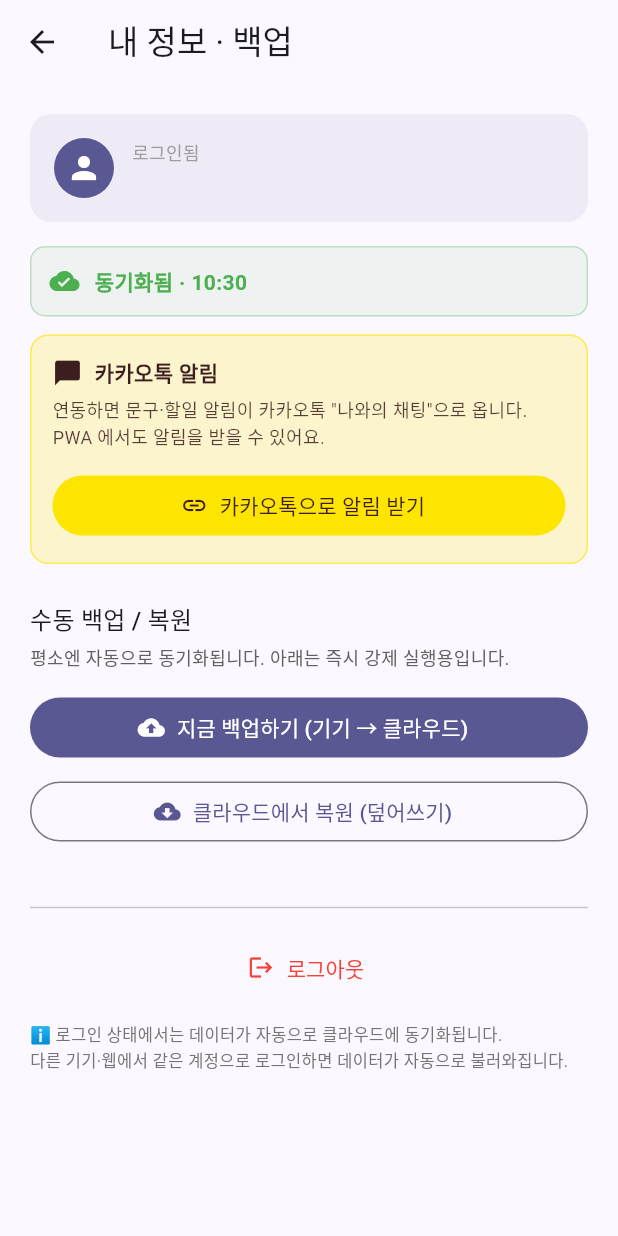
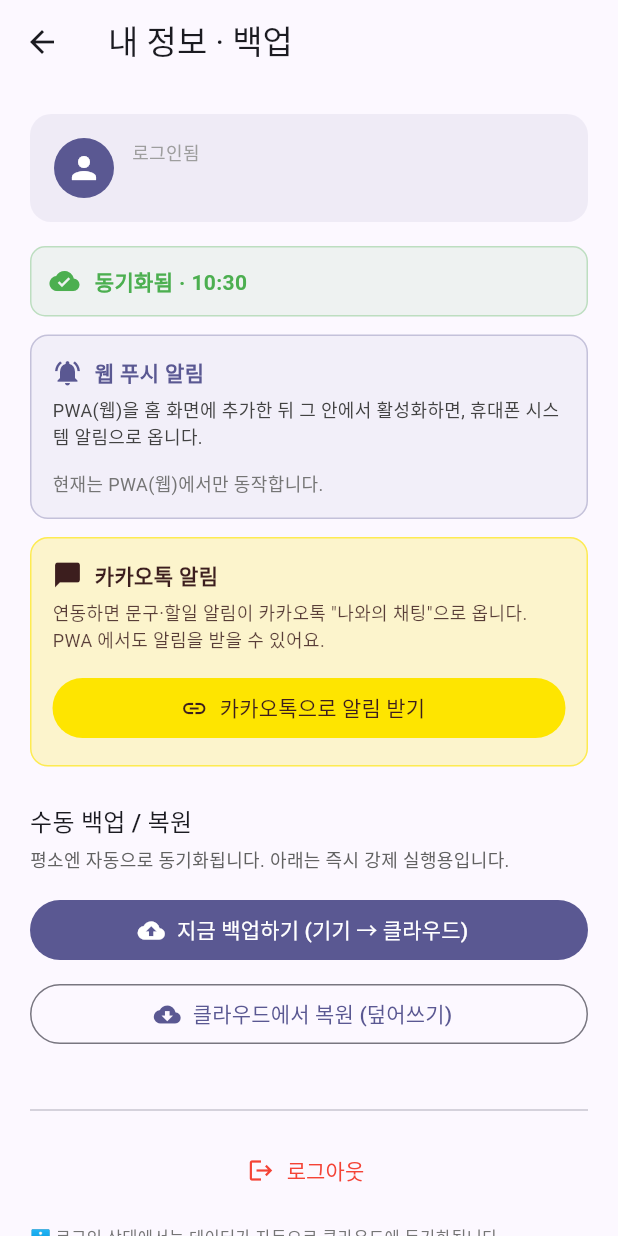
Before and after one commit to hongsytop-tech/Mobile-Application-Maker, a Flutter app: the ProfileScreen screen opened directly, on a phone screen of 412 x 824 dp. Run offline on Flutter 3.47's test engine with Material 3 defaults, Android fonts, the phone set to English and light mode, and no system bars; our stand-ins replace cached_network_image, dio, fl_chart, flutter_dotenv, flutter_local_notifications, flutter_riverpod and 7 more; missing offline and left inert: dart:html; accounts and stored records are empty; network calls fail; Roboto replaces fonts that are missing (Pretendard).

Commit message:
feat(push): Web Push (VAPID) 알림 Phase 1
- 0005_web_push_subscriptions.sql: 구독 정보 저장 + RLS
- Edge Function web-push: public_key 반환 + send_test
- Service Worker 에 push/notificationclick 핸들러 추가 (deploy-web.yml 패치)
- WebPushService: 권한 요청 → 구독 → Supabase upsert → 테스트 전송
- WebPushCard: 마이페이지에서 활성/비활성/테스트 토글

이후 Phase 2 에서 스케줄러로 문구·할일 알림과 통합 예정.

Co-Authored-By: Claude Opus 4.8 (1M context) <noreply@anthropic.com>
Claude-Session: https://claude.ai/code/session_01J9JidPyfWbQsXGrUqBUrL3

```diff
--- a/lib/features/auth/screens/profile_screen.dart
+++ b/lib/features/auth/screens/profile_screen.dart
@@ -3,6 +3,7 @@ import 'package:flutter_riverpod/flutter_riverpod.dart';
 
 import '../../diary/providers/diary_providers.dart';
 import '../../kakao/widgets/kakao_link_card.dart';
+import '../../push/widgets/web_push_card.dart';
 import '../../quotes/providers/quote_providers.dart';
 import '../../reading/providers/book_providers.dart';
 import '../../todo/providers/todo_providers.dart';
@@ -173,6 +174,8 @@ class _ProfileScreenState extends ConsumerState<ProfileScreen> {
               const SizedBox(height: 16),
               const _AutoSyncCard(),
               const SizedBox(height: 12),
+              const WebPushCard(),
+              const SizedBox(height: 12),
               const KakaoLinkCard(),
               const SizedBox(height: 24),
               Text('수동 백업 / 복원',
--- /dev/null
+++ b/lib/features/push/services/web_push_platform_stub.dart
@@ -0,0 +1,6 @@
+/// 비-웹 stub.
+Future<bool> isPushSupported() async => false;
+Future<String> currentPermission() async => 'unsupported';
+Future<Map<String, String>?> subscribe(String vapidPublicBase64) async => null;
+Future<bool> unsubscribe() async => false;
+Future<bool> hasActiveSubscription() async => false;
--- /dev/null
+++ b/lib/features/push/services/web_push_service.dart
@@ -0,0 +1,117 @@
+import 'package:flutter/foundation.dart';
+
+import '../../auth/services/supabase_service.dart';
+import 'web_push_platform_stub.dart'
+    if (dart.library.html) 'web_push_platform_web.dart' as platform;
+
+class WebPushService {
+  /// 현재 브라우저에서 Web Push 가 가능한지.
+  static Future<bool> isSupported() async {
+    if (!kIsWeb) return false;
+    return platform.isPushSupported();
+  }
+
+  /// 브라우저 알림 권한 상태: granted / denied / default / unsupported
+  static Future<String> permission() async {
+    if (!kIsWeb) return 'unsupported';
+    return platform.currentPermission();
+  }
+
+  /// 현재 활성 구독이 있는지 (브라우저 기준).
+  static Future<bool> isSubscribed() async {
+    if (!kIsWeb) return false;
+    return platform.hasActiveSubscription();
+  }
+
+  /// VAPID 공개키 가져오기 (Edge Function 호출).
+  static Future<String?> _getPublicKey() async {
+    try {
+      final res = await SupabaseService.client.functions
+          .invoke('web-push', body: {'action': 'public_key'});
+      final data = res.data as Map?;
+      return data?['public_key'] as String?;
+    } catch (_) {
+      return null;
+    }
+  }
+
+  /// 권한 요청 + 구독 + Supabase 저장.
+  /// 반환: 성공 여부 + 실패 사유.
+  static Future<WebPushEnableResult> enable() async {
+    if (!kIsWeb) return WebPushEnableResult.unsupported();
+    if (!await platform.isPushSupported()) return WebPushEnableResult.unsupported();
+    if (!SupabaseService.isAuthenticated) {
+      return WebPushEnableResult.error('로그인이 필요합니다');
+    }
+
+    final pub = await _getPublicKey();
+    if (pub == null || pub.isEmpty) {
+      return WebPushEnableResult.error('VAPID 공개키를 받지 못했습니다 (서버 설정 확인)');
+    }
+
+    final sub = await platform.subscribe(pub);
+    if (sub == null) {
+      final p = await platform.currentPermission();
+      if (p == 'denied') {
+        return WebPushEnableResult.error('알림 권한이 차단돼 있어요. 브라우저 설정에서 허용해 주세요.');
+      }
+      return WebPushEnableResult.error('구독 실패 — 권한이 부여되지 않았습니다');
+    }
+
+    try {
+      await SupabaseService.client.from('web_push_subscriptions').upsert(
+        {
+          'user_id': SupabaseService.currentUser!.id,
+          'endpoint': sub['endpoint'],
+          'p256dh': sub['p256dh'],
+          'auth': sub['auth'],
+          'user_agent': sub['user_agent'],
+        },
+        onConflict: 'user_id,endpoint',
+      );
+    } catch (e) {
+      return WebPushEnableResult.error('구독 저장 실패: $e');
+    }
+
+    return WebPushEnableResult.ok();
+  }
+
+  /// 구독 해제 + DB 정리.
+  static Future<void> disable() async {
+    if (!kIsWeb) return;
+    await platform.unsubscribe();
+    final uid = SupabaseService.currentUser?.id;
+    if (uid != null) {
+      try {
+        await SupabaseService.client
+            .from('web_push_subscriptions')
+            .delete()
+            .eq('user_id', uid);
+      } catch (_) {}
+    }
+  }
+
+  /// 테스트 푸시 전송.
+  static Future<void> sendTest() async {
+    final res = await SupabaseService.client.functions
+        .invoke('web-push', body: {'action': 'send_test'});
+    final data = res.data as Map?;
+    if (data?['ok'] != true) {
+      throw StateError('${data?['error'] ?? 'unknown'} ${data?['detail'] ?? ''}');
+    }
+  }
+}
+
+class WebPushEnableResult {
+  final bool ok;
+  final bool unsupported;
+  final String? error;
+  const WebPushEnableResult._(
+      {required this.ok, required this.unsupported, this.error});
+  factory WebPushEnableResult.ok() =>
+      const WebPushEnableResult._(ok: true, unsupported: false);
+  factory WebPushEnableResult.unsupported() =>
+      const WebPushEnableResult._(ok: false, unsupported: true);
+  factory WebPushEnableResult.error(String msg) =>
+      WebPushEnableResult._(ok: false, unsupported: false, error: msg);
+}
--- /dev/null
+++ b/lib/features/push/widgets/web_push_card.dart
@@ -0,0 +1,192 @@
+import 'package:flutter/foundation.dart';
+import 'package:flutter/material.dart';
+
+import '../services/web_push_service.dart';
+
+class WebPushCard extends StatefulWidget {
+  const WebPushCard({super.key});
+
+  @override
+  State<WebPushCard> createState() => _WebPushCardState();
+}
+
+class _WebPushCardState extends State<WebPushCard> {
+  bool _loading = true;
+  bool _busy = false;
+  bool _supported = false;
+  bool _subscribed = false;
+  String _permission = 'default';
+  String? _msg;
+
+  @override
+  void initState() {
+    super.initState();
+    _refresh();
+  }
+
+  Future<void> _refresh() async {
+    setState(() => _loading = true);
+    final supported = await WebPushService.isSupported();
+    final permission = await WebPushService.permission();
+    final subscribed = supported ? await WebPushService.isSubscribed() : false;
+    if (!mounted) return;
+    setState(() {
+      _supported = supported;
+      _permission = permission;
+      _subscribed = subscribed;
+      _loading = false;
+    });
+  }
+
+  Future<void> _enable() async {
+    setState(() {
+      _busy = true;
+      _msg = null;
+    });
+    final result = await WebPushService.enable();
+    if (!mounted) return;
+    if (result.ok) {
+      setState(() => _msg = '✅ 알림이 활성화되었습니다.');
+    } else if (result.unsupported) {
+      setState(() => _msg = '이 브라우저/플랫폼에서는 웹 푸시가 지원되지 않습니다.');
+    } else {
+      setState(() => _msg = '❌ ${result.error}');
+    }
+    await _refresh();
+    setState(() => _busy = false);
+  }
+
+  Future<void> _disable() async {
+    setState(() {
+      _busy = true;
+      _msg = null;
+    });
+    await WebPushService.disable();
+    if (!mounted) return;
+    setState(() => _msg = '알림이 비활성화되었습니다.');
+    await _refresh();
+    setState(() => _busy = false);
+  }
+
+  Future<void> _test() async {
+    setState(() {
+      _busy = true;
+      _msg = null;
+    });
+    try {
+      await WebPushService.sendTest();
+      setState(() => _msg = '✅ 테스트 푸시를 전송했어요. 잠시 후 알림이 옵니다.');
+    } catch (e) {
+      setState(() => _msg = '❌ 전송 실패: $e');
+    } finally {
+      if (mounted) setState(() => _busy = false);
+    }
+  }
+
+  @override
+  Widget build(BuildContext context) {
+    final primary = Theme.of(context).colorScheme.primary;
+    return Container(
+      padding: const EdgeInsets.all(14),
+      decoration: BoxDecoration(
+        color: primary.withOpacity(0.06),
+        borderRadius: BorderRadius.circular(12),
+        border: Border.all(color: primary.withOpacity(0.3)),
+      ),
+      child: Column(
+        crossAxisAlignment: CrossAxisAlignment.stretch,
+        children: [
+          Row(
+            children: [
+              Icon(Icons.notifications_active, color: primary, size: 20),
+              const SizedBox(width: 8),
+              Text('웹 푸시 알림',
+                  style: TextStyle(
+                      fontWeight: FontWeight.bold, color: primary)),
+              const Spacer(),
+              if (_loading)
+                const SizedBox(
+                    width: 14,
+                    height: 14,
+                    child: CircularProgressIndicator(strokeWidth: 2)),
+            ],
+          ),
+          const SizedBox(height: 6),
+          Text(_statusText(),
+              style: TextStyle(
+                  fontSize: 12,
+                  color: Colors.grey.shade800,
+                  height: 1.4)),
+          const SizedBox(height: 12),
+          ..._buildActions(),
+          if (_msg != null) ...[
+            const SizedBox(height: 10),
+            Text(_msg!, style: const TextStyle(fontSize: 12)),
+          ],
+        ],
+      ),
+    );
+  }
+
+  List<Widget> _buildActions() {
+    if (!kIsWeb) {
+      return [
+        Text('현재는 PWA(웹)에서만 동작합니다.',
+            style: TextStyle(fontSize: 12, color: Colors.grey.shade600)),
+      ];
+    }
+    if (!_supported) {
+      return [
+        Text('이 브라우저에서는 웹 푸시가 지원되지 않습니다.',
+            style: TextStyle(fontSize: 12, color: Colors.grey.shade600)),
+      ];
+    }
+    if (_permission == 'denied') {
+      return [
+        Text(
+          '브라우저 설정에서 이 사이트의 알림 권한이 차단돼 있어요.\n주소창 옆 자물쇠 아이콘 → 알림 → "허용"으로 바꿔주세요.',
+          style: TextStyle(fontSize: 12, color: Colors.red.shade700),
+        ),
+      ];
+    }
+    if (!_subscribed) {
+      return [
+        FilledButton.icon(
+          onPressed: _busy ? null : _enable,
+          icon: const Icon(Icons.notifications),
+          label: const Text('알림 켜기'),
+        ),
+      ];
+    }
+    return [
+      Row(
+        children: [
+          Expanded(
+            child: FilledButton.icon(
+              onPressed: _busy ? null : _test,
+              icon: const Icon(Icons.send),
+              label: const Text('테스트 보내기'),
+            ),
+          ),
+          const SizedBox(width: 8),
+          OutlinedButton.icon(
+            onPressed: _busy ? null : _disable,
+            icon: const Icon(Icons.notifications_off),
+            label: const Text('끄기'),
+          ),
+        ],
+      ),
+    ];
+  }
+
+  String _statusText() {
+    if (_loading) return '상태 확인 중...';
+    if (!kIsWeb) {
+      return 'PWA(웹)을 홈 화면에 추가한 뒤 그 안에서 활성화하면, 휴대폰 시스템 알림으로 옵니다.';
+    }
+    if (!_supported) return '이 브라우저는 웹 푸시를 지원하지 않습니다.';
+    if (_subscribed) return '✅ 알림 활성화됨';
+    if (_permission == 'denied') return '권한 차단됨';
+    return '활성화하면 휴대폰/PC 시스템 알림으로 문구·할일 알림을 받습니다.';
+  }
+}
```
Also changed, not shown: lib/features/push/services/web_push_platform_web.dart (added, +79 -0 lines), 3 other files.
